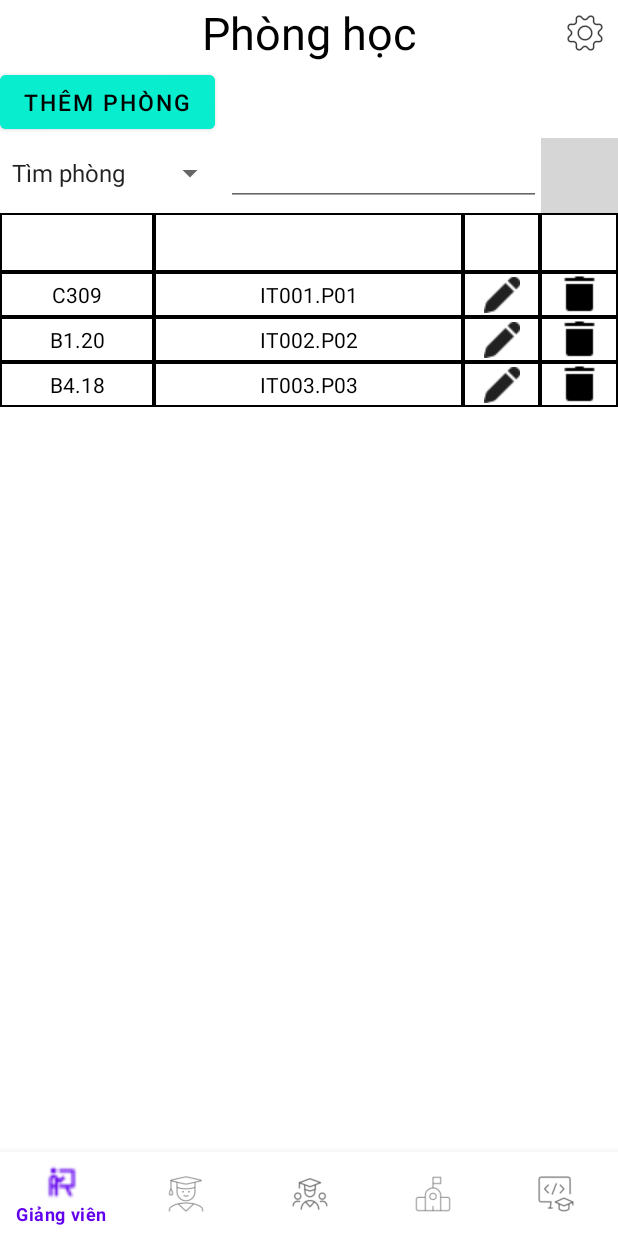
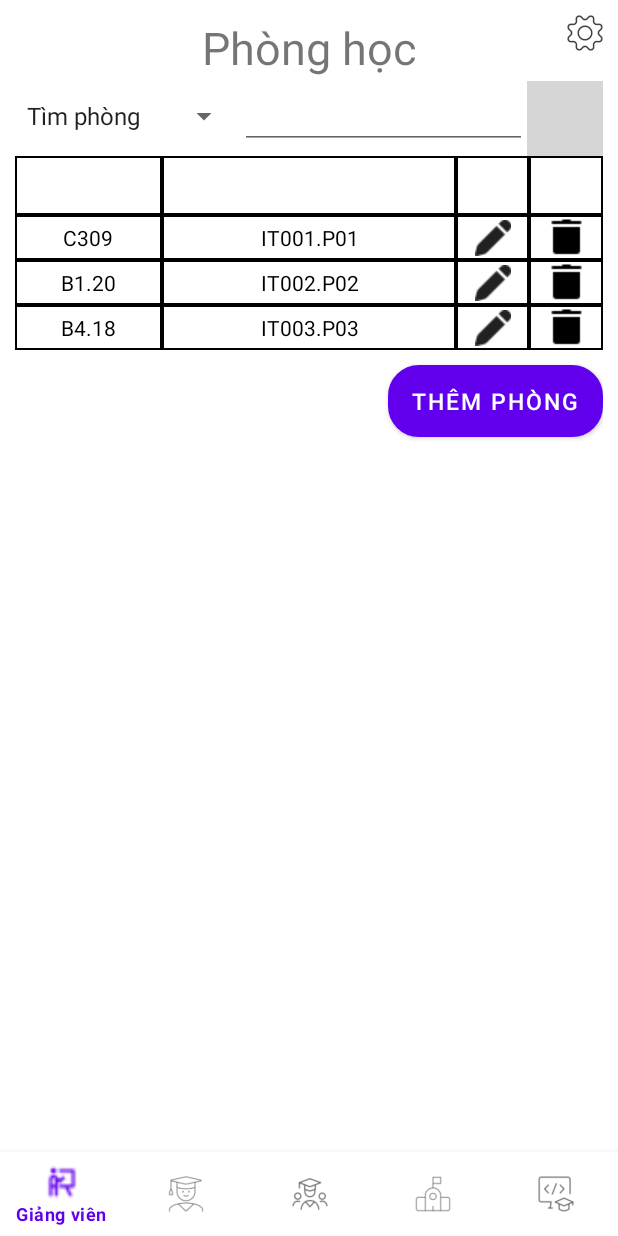
Before and after one commit to VuBaTai2004/ChillTime, an Android app: the fragment AdminRoomFragment placed in its activity, on a phone screen of 412 x 824 dp. Run offline under Robolectric (Android 15) with nearby library versions, the light colour scheme and no system bars; grey boxes are pictures that could not be loaded.

Commit message:
Update UI for AdminRoom and AdminSubject bc sb want this to be beautiful.

```diff
--- a/app/src/main/res/layout/fragment_admin_room.xml
+++ b/app/src/main/res/layout/fragment_admin_room.xml
@@ -3,6 +3,7 @@
     xmlns:tools="http://schemas.android.com/tools"
     android:layout_width="match_parent"
     android:layout_height="match_parent"
+    android:layout_margin="10dp"
     xmlns:app="http://schemas.android.com/apk/res-auto"
     tools:context=".AdminRoomFragment">
 
@@ -15,28 +16,28 @@
             android:layout_width="match_parent"
             android:layout_height="44dp"
             app:layout_constraintTop_toTopOf="parent"
-            android:textSize="30dp"
-            android:textColor="@color/black"
+            android:textSize="30sp"
             android:layout_gravity="top"
             android:gravity="center_vertical|center_horizontal"
-            android:text="Phòng học" />
+            android:text="Phòng học"/>
 
         <Button
             android:id="@+id/btn_admin_add_room"
             android:layout_width="wrap_content"
             android:layout_height="wrap_content"
-            android:backgroundTint="@color/cyan"
-            android:textColor="@color/black"
+            android:textColor="@color/white"
             android:textSize="15dp"
             android:text="Thêm phòng"
-            app:layout_constraintTop_toBottomOf="@id/tv_admin_room_title"
-            app:layout_constraintStart_toStartOf="parent"/>
+            app:layout_constraintTop_toBottomOf="@id/rv_admin_room_list"
+            app:layout_constraintEnd_toEndOf="parent"
+            android:background="@drawable/shape_button"
+            android:layout_marginTop="10dp"/>
 
         <LinearLayout
             android:id="@+id/admin_room_search_view"
             android:layout_width="match_parent"
             android:layout_height="wrap_content"
-            app:layout_constraintTop_toBottomOf="@id/btn_admin_add_room"
+            app:layout_constraintTop_toBottomOf="@id/tv_admin_room_title"
             android:orientation="horizontal">
             <Spinner
                 android:id="@+id/spinner_admin_room_search"
@@ -115,7 +116,7 @@
             app:layout_constraintTop_toBottomOf="@id/admin_room_attr_view"
             app:layout_constraintStart_toStartOf="parent"
             app:layout_constraintEnd_toEndOf="parent"
-            android:gravity="center_horizontal|center_vertical" />
+            android:gravity="center_horizontal|center_vertical"/>
 
     </androidx.constraintlayout.widget.ConstraintLayout>
 </FrameLayout>
--- a/gradle/libs.versions.toml
+++ b/gradle/libs.versions.toml
@@ -1,5 +1,5 @@
 [versions]
-agp = "8.6.0"
+agp = "8.7.2"
 junit = "4.13.2"
 junitVersion = "1.2.1"
 espressoCore = "3.6.1"
```
Also changed, not shown: app/src/main/res/layout/fragment_admin_subject.xml (+8 -7 lines).
